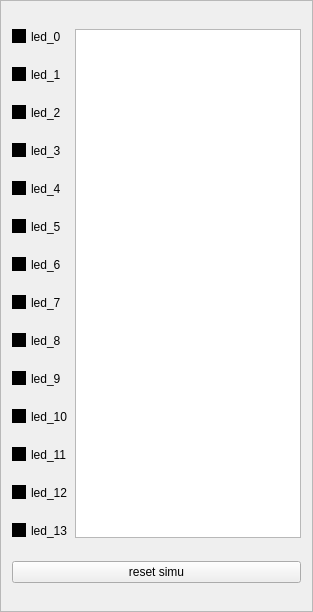
The window that simuleds/leds.ui (feth/simuleds) describes before a commit, drawn with Qt 5.
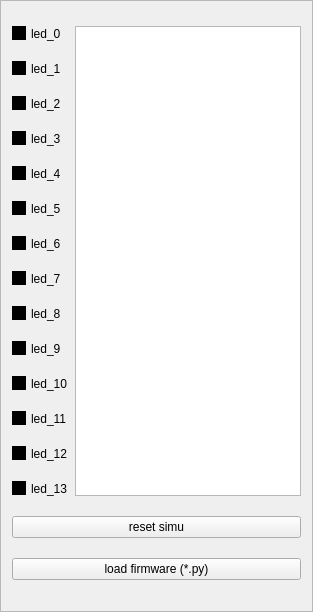
The same window after the commit.

Commit message: revamp ui to have a load button in it

Patch:
```diff
--- a/simuleds/leds.ui
+++ b/simuleds/leds.ui
@@ -139,6 +139,13 @@
      </property>
     </widget>
    </item>
+   <item row="15" column="0" colspan="2">
+    <widget class="QPushButton" name="load">
+     <property name="text">
+      <string>load firmware (*.py)</string>
+     </property>
+    </widget>
+   </item>
   </layout>
  </widget>
  <resources/>
```
The commit also changes 2 other files.
